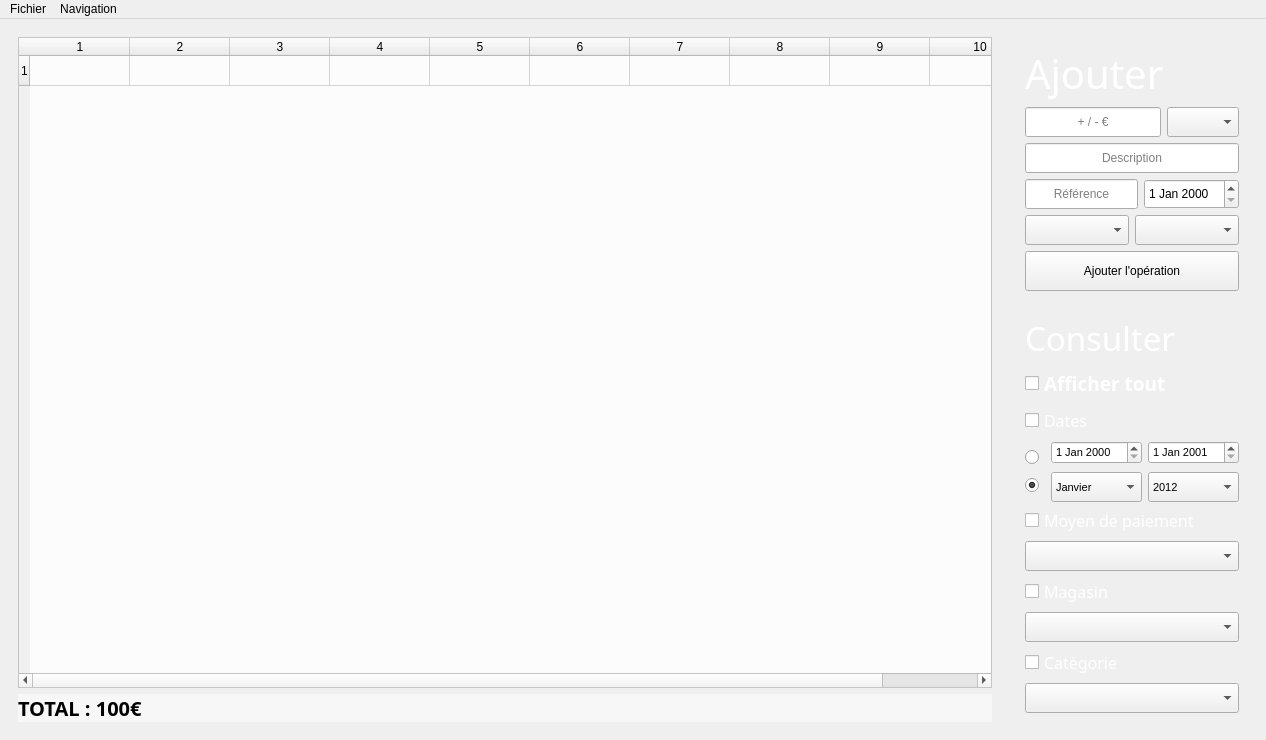
This is comptes.ui in corentindesfarges/comptaco as Qt 5 draws it before an edit. The edited form follows.
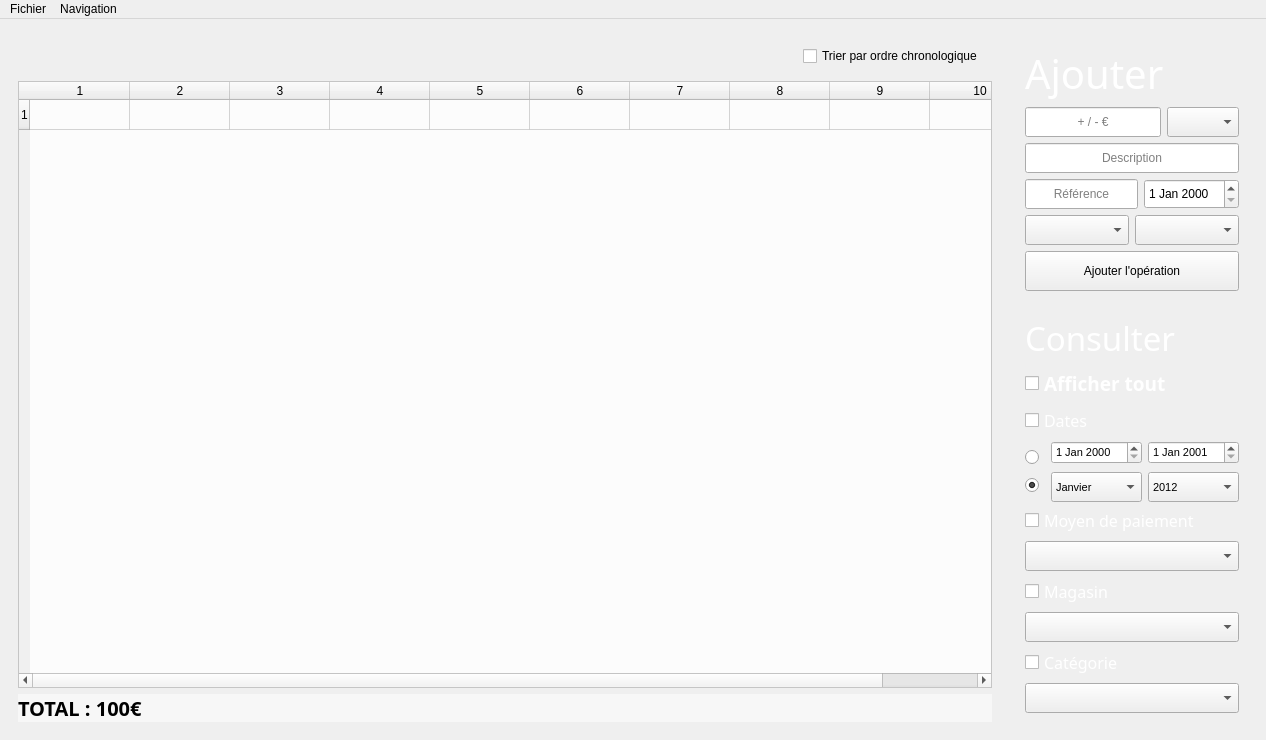
This is the edited form.

Commit message: Added sort of operations, and renamed project

What changed in the file:
```diff
--- a/comptes.ui
+++ b/comptes.ui
@@ -30,6 +30,38 @@
        </size>
       </property>
       <layout class="QVBoxLayout" name="verticalLayout_8">
+       <item>
+        <widget class="QWidget" name="horizontalWidget" native="true">
+         <property name="minimumSize">
+          <size>
+           <width>0</width>
+           <height>20</height>
+          </size>
+         </property>
+         <layout class="QHBoxLayout" name="horizontalLayout_7">
+          <item>
+           <spacer name="horizontalSpacer">
+            <property name="orientation">
+             <enum>Qt::Horizontal</enum>
+            </property>
+            <property name="sizeHint" stdset="0">
+             <size>
+              <width>40</width>
+              <height>20</height>
+             </size>
+            </property>
+           </spacer>
+          </item>
+          <item>
+           <widget class="QCheckBox" name="check_sort">
+            <property name="text">
+             <string>Trier par ordre chronologique</string>
+            </property>
+           </widget>
+          </item>
+         </layout>
+        </widget>
+       </item>
        <item>
         <widget class="QTableWidget" name="tableWidget">
          <property name="minimumSize">
```
The commit also changes 5 other files.
